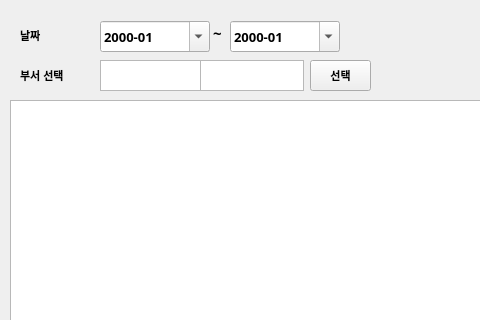
Qt form overtime_v1.1/ui/total_overtime.ui (RaineyLee/overtime) before a commit; both pictures show x 0 to 480 and y 0 to 320 of the 1286 by 817 pixel window.
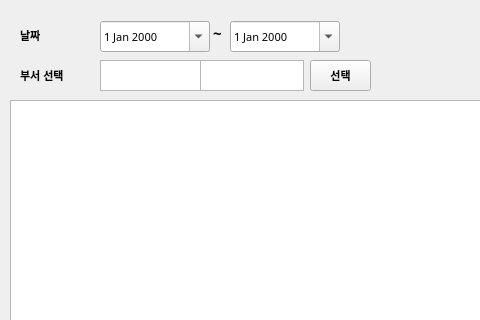
The same form after that commit.

The edit to the form file:
```diff
--- a/overtime_v1.1/ui/total_overtime.ui
+++ b/overtime_v1.1/ui/total_overtime.ui
@@ -196,14 +196,11 @@
    <property name="font">
     <font>
      <family>맑은 고딕</family>
-     <pointsize>10</pointsize>
-     <weight>75</weight>
-     <bold>true</bold>
+     <pointsize>8</pointsize>
+     <weight>50</weight>
+     <bold>false</bold>
     </font>
    </property>
-   <property name="displayFormat">
-    <string>yyyy-MM</string>
-   </property>
    <property name="calendarPopup">
     <bool>true</bool>
    </property>
@@ -241,14 +238,11 @@
    <property name="font">
     <font>
      <family>맑은 고딕</family>
-     <pointsize>10</pointsize>
-     <weight>75</weight>
-     <bold>true</bold>
+     <pointsize>8</pointsize>
+     <weight>50</weight>
+     <bold>false</bold>
     </font>
    </property>
-   <property name="displayFormat">
-    <string>yyyy-MM</string>
-   </property>
    <property name="calendarPopup">
     <bool>true</bool>
    </property>
```
Left out of the diff: 15 changed lines with no effect on the pictures.
